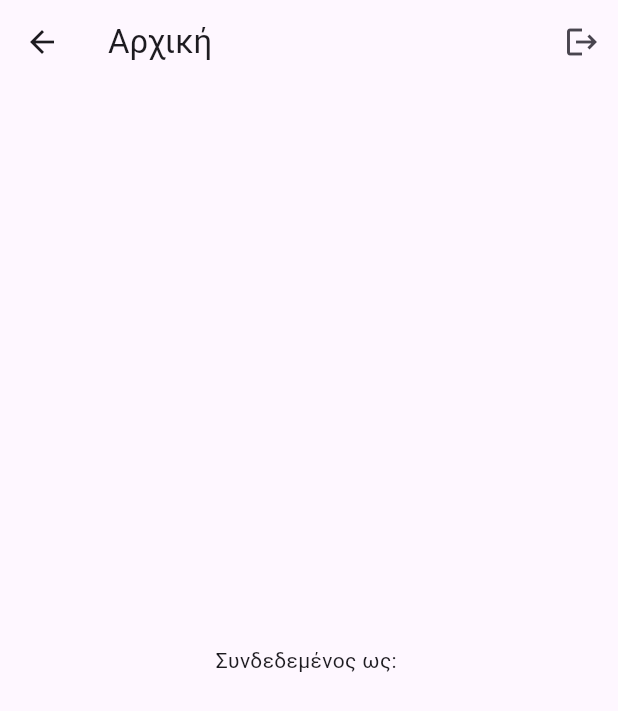
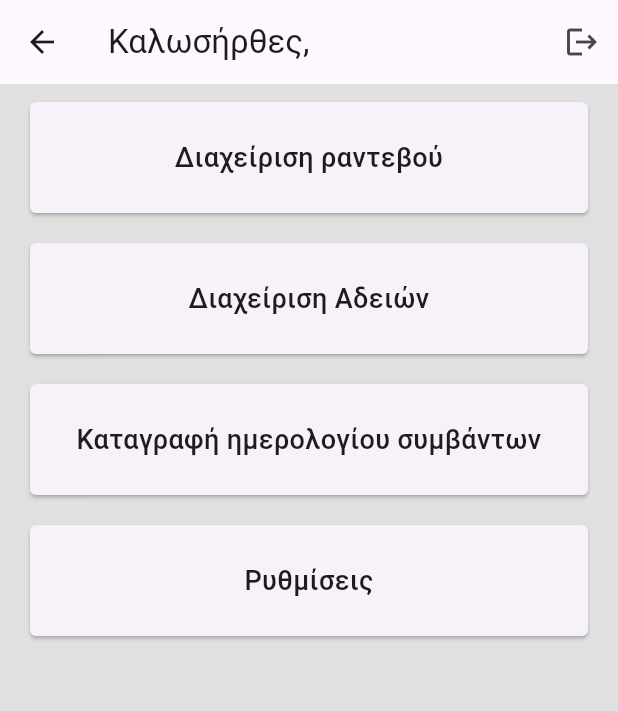
Before and after one commit to dvezon/myfdb, a Flutter app: the HomeScreen screen opened by its route, on a phone screen of 412 x 824 dp. Shown: the top 711 px of the screen. Run offline on Flutter 3.47's test engine with Material 3 defaults, Android fonts, the phone set to English and light mode, and no system bars; our stand-ins replace cloud_firestore, firebase_auth, firebase_core; missing offline and left inert: firebase_ui_auth, firebase_ui_localizations, firebase_ui_oauth_google; accounts and stored records are empty.

Commit message:
κυρια οθονη και ραντεβου

````diff
--- a/lib/main.dart
+++ b/lib/main.dart
@@ -11,16 +11,24 @@ import 'package:firebase_ui_auth/firebase_ui_auth.dart';
 import 'package:firebase_ui_oauth_google/firebase_ui_oauth_google.dart';
 import 'package:firebase_ui_localizations/firebase_ui_localizations.dart';
 
-import 'firebase_options.dart'; // <- δημιουργείται με `flutterfire configure`
+import 'firebase_options.dart'; // generated with `flutterfire configure`
+import 'main_menu.dart'; // the MainMenu widget
+import 'appointments_page.dart';
 
-// ----------------- Providers -----------------
+// ---------------- Route names ----------------
+const String routeAppointments = '/appointments';
+const String routeLeaves = '/leaves';
+const String routeLogbook = '/logbook';
+const String routeSettings = '/settings';
+
+// ---------------- Auth providers -------------
 final emailAuthProvider = EmailAuthProvider();
 final googleProvider = GoogleProvider(
   clientId:
       '697374211054-83abftc39o0mtdi30bpc6fq4qst3unj5.apps.googleusercontent.com',
 );
-// ---------------------------------------------
 
+// ---------------- Firestore helper ----------
 Future<void> _saveUserToFirestore(auth.User user) async {
   final users = FirebaseFirestore.instance.collection('users');
   await users.doc(user.uid).set({
@@ -32,51 +40,86 @@ Future<void> _saveUserToFirestore(auth.User user) async {
   }, SetOptions(merge: true));
 }
 
-void main() async {
-  // <- H συνάρτηση main που έλειπε
+Future<void> main() async {
   WidgetsFlutterBinding.ensureInitialized();
   await Firebase.initializeApp(options: DefaultFirebaseOptions.currentPlatform);
+
+  // ✅  Ενεργοποίηση persistence με τις νέες ρυθμίσεις
+  FirebaseFirestore.instance.settings = const Settings(
+    persistenceEnabled: true, // on-disk cache
+    cacheSizeBytes: Settings.CACHE_SIZE_UNLIMITED,
+    // synchronizeTabs: true,          // υπάρχει μόνο στο web
+  );
+
   runApp(const MyApp());
 }
 
+// ====================================================
+//                       MyApp
+// ====================================================
 class MyApp extends StatelessWidget {
   const MyApp({super.key});
 
   @override
   Widget build(BuildContext context) {
     return MaterialApp(
-      title: 'Firebase UI Auth Demo',
+      title: 'School Admin',
       debugShowCheckedModeBanner: false,
       localizationsDelegates: [
-        // όχι const λίστα
         FirebaseUILocalizations.delegate,
         GlobalMaterialLocalizations.delegate,
         GlobalWidgetsLocalizations.delegate,
         GlobalCupertinoLocalizations.delegate,
       ],
       supportedLocales: const [Locale('el'), Locale('en')],
+      theme: ThemeData(
+        primarySwatch: Colors.blueGrey,
+        scaffoldBackgroundColor: Colors.grey.shade300,
+      ),
+
+      // Initial route depends on auth state
       initialRoute:
           auth.FirebaseAuth.instance.currentUser == null ? '/sign-in' : '/home',
+
+      // Named routes
       routes: {
+        // Authentication screen
         '/sign-in':
             (_) => SignInScreen(
               providers: [emailAuthProvider, googleProvider],
               actions: [
+                // Generic action για SignedIn state
                 AuthStateChangeAction<SignedIn>((context, state) {
                   final user = auth.FirebaseAuth.instance.currentUser;
+
                   if (user != null) {
                     _saveUserToFirestore(user); // fire-and-forget
                   }
+
                   Navigator.pushReplacementNamed(context, '/home');
                 }),
               ],
             ),
+
+        // Home
         '/home': (_) => const HomeScreen(),
+
+        // Functional placeholders
+        routeAppointments: (_) => const AppointmentsPage(),
+        routeLeaves: (_) => const PlaceholderScreen(title: 'Διαχείριση Αδειών'),
+        routeLogbook:
+            (_) => const PlaceholderScreen(
+              title: 'Καταγραφή ημερολογίου συμβάντων',
+            ),
+        routeSettings: (_) => const PlaceholderScreen(title: 'Ρυθμίσεις'),
       },
     );
   }
 }
 
+// ====================================================
+//                     HomeScreen
+// ====================================================
 class HomeScreen extends StatelessWidget {
   const HomeScreen({super.key});
 
@@ -85,7 +128,7 @@ class HomeScreen extends StatelessWidget {
     final user = auth.FirebaseAuth.instance.currentUser;
     return Scaffold(
       appBar: AppBar(
-        title: const Text('Αρχική'),
+        title: Text('Καλωσήρθες, ${user?.displayName ?? 'Χρήστη'}'),
         actions: [
           IconButton(
             icon: const Icon(Icons.logout),
@@ -93,7 +136,29 @@ class HomeScreen extends StatelessWidget {
           ),
         ],
       ),
-      body: Center(child: Text('Συνδεδεμένος ως: ${user?.email ?? "-"}')),
+      body: const MainMenu(), // Main navigation menu
     );
   }
 }
+
+// ====================================================
+//                 Generic placeholder page
+// ====================================================
+class PlaceholderScreen extends StatelessWidget {
+  final String title;
+  const PlaceholderScreen({super.key, required this.title});
+
+  @override
+  Widget build(BuildContext context) {
+    return Scaffold(
+      appBar: AppBar(title: Text(title)),
+      body: Center(
+        child: Text(
+          title,
+          style: const TextStyle(fontSize: 24),
+          textAlign: TextAlign.center,
+        ),
+      ),
+    );
+  }
+}
--- /dev/null
+++ b/lib/main_menu.dart
@@ -0,0 +1,64 @@
+import 'package:flutter/material.dart';
+
+/// Απλό κύριο μενού με τέσσερις επιλογές.
+/// Κάθε κάρτα μεταβαίνει σε μια named route μέσω [Navigator.pushNamed].
+///
+/// Για να το χρησιμοποιήσεις, απλώς βάλε:
+/// ```dart
+/// body: const MainMenu()
+/// ```
+/// μέσα στο Scaffold της αρχικής σου οθόνης.
+class MainMenu extends StatelessWidget {
+  const MainMenu({super.key});
+
+  @override
+  Widget build(BuildContext context) {
+    final entries = <_MenuEntry>[
+      const _MenuEntry('Διαχείριση ραντεβού', '/appointments'),
+      const _MenuEntry('Διαχείριση Αδειών', '/leaves'),
+      const _MenuEntry('Καταγραφή ημερολογίου συμβάντων', '/logbook'),
+      const _MenuEntry('Ρυθμίσεις', '/settings'),
+    ];
+
+    return ListView.separated(
+      padding: const EdgeInsets.symmetric(horizontal: 16, vertical: 8),
+      itemCount: entries.length,
+      separatorBuilder: (_, __) => const SizedBox(height: 12),
+      itemBuilder: (_, index) => _MenuCard(entry: entries[index]),
+    );
+  }
+}
+
+/// Εσωτερικό μοντέλο για κάθε επιλογή μενού
+class _MenuEntry {
+  final String title;
+  final String route;
+  const _MenuEntry(this.title, this.route);
+}
+
+/// Κάρτα που αντιπροσωπεύει μια επιλογή του μενού
+class _MenuCard extends StatelessWidget {
+  final _MenuEntry entry;
+  const _MenuCard({required this.entry});
+
+  @override
+  Widget build(BuildContext context) {
+    return Card(
+      shape: RoundedRectangleBorder(borderRadius: BorderRadius.circular(4)),
+      child: InkWell(
+        borderRadius: BorderRadius.circular(4),
+        onTap: () => Navigator.pushNamed(context, entry.route),
+        child: Padding(
+          padding: const EdgeInsets.symmetric(vertical: 24.0),
+          child: Center(
+            child: Text(
+              entry.title,
+              style: const TextStyle(fontSize: 18, fontWeight: FontWeight.w500),
+              textAlign: TextAlign.center,
+            ),
+          ),
+        ),
+      ),
+    );
+  }
+}
--- a/pubspec.yaml
+++ b/pubspec.yaml
@@ -36,6 +36,8 @@ dependencies:
   firebase_ui_auth: ^1.14.0
   firebase_ui_localizations: ^1.13.1
   firebase_ui_oauth_google: ^1.2.13
+  googleapis: ^12.0.0       # γενικό client
+  googleapis_auth: ^2.0.0   # ServiceAccountCredentials
   cloud_firestore: ^4.17.1
   flutter_localizations:
     sdk: flutter
````
Also changed, not shown: lib/appointments_page.dart (added, +189 -0 lines), pubspec.lock, 1 other file.
